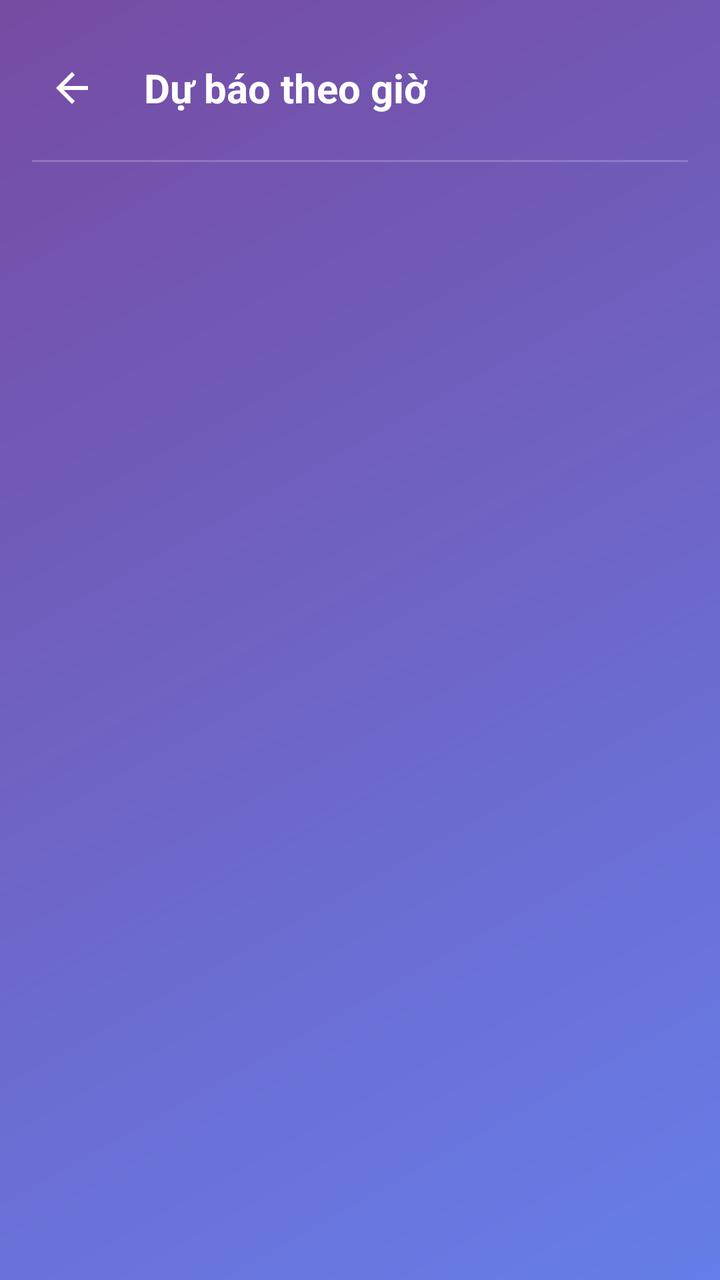
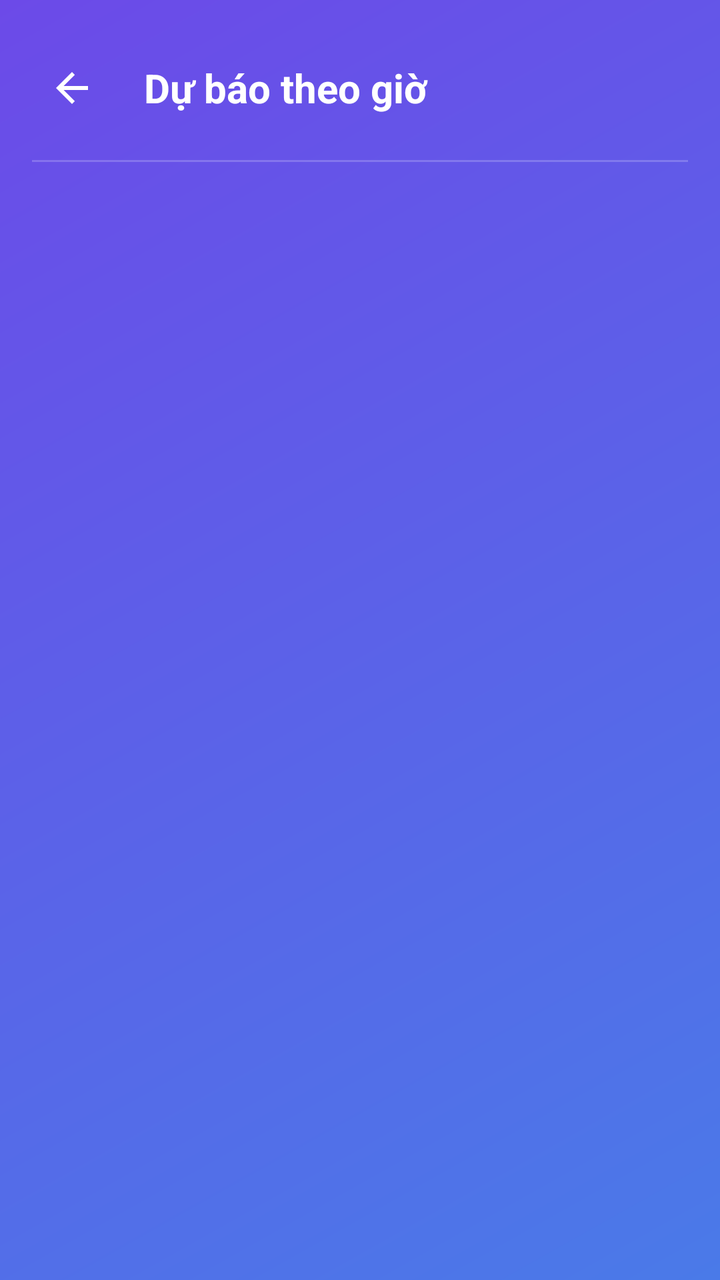

Before-and-after screenshots of an Android layout around one commit, followed by the original layout XML and the change that was made.
<!-- AndroidManifest.xml: application theme Theme.DuBaoThoiTiet -->
<!-- res/layout/activity_hourly_forecast.xml -->
<?xml version="1.0" encoding="utf-8"?>
<LinearLayout xmlns:android="http://schemas.android.com/apk/res/android"
    xmlns:app="http://schemas.android.com/apk/res-auto"
    android:layout_width="match_parent"
    android:layout_height="match_parent"
    android:orientation="vertical"
    android:background="@drawable/background_gradient"
    android:fitsSystemWindows="true">

    
    <LinearLayout
        android:layout_width="match_parent"
        android:layout_height="wrap_content"
        android:orientation="horizontal"
        android:padding="16dp"
        android:layout_marginTop="8dp"
        android:gravity="center_vertical">

        <ImageButton
            android:id="@+id/btnBack"
            android:layout_width="40dp"
            android:layout_height="40dp"
            android:background="?attr/selectableItemBackgroundBorderless"
            android:src="@drawable/ic_back"
            app:tint="@android:color/white" />

        <TextView
            android:id="@+id/titleText"
            android:layout_width="0dp"
            android:layout_height="wrap_content"
            android:layout_weight="1"
            android:text="Dự báo theo giờ"
            android:textColor="@android:color/white"
            android:textSize="20sp"
            android:textStyle="bold"
            android:paddingStart="16dp"
            android:paddingEnd="16dp" />
    </LinearLayout>

    
    <View
        android:layout_width="match_parent"
        android:layout_height="1dp"
        android:background="#33FFFFFF"
        android:layout_marginStart="16dp"
        android:layout_marginEnd="16dp" />

    
    <ScrollView
        android:layout_width="match_parent"
        android:layout_height="match_parent"
        android:padding="16dp">

        <LinearLayout
            android:id="@+id/hourlyContainer"
            android:layout_width="match_parent"
            android:layout_height="wrap_content"
            android:orientation="vertical" />
    </ScrollView>

</LinearLayout>
<!-- resources referenced by this layout -->
<resources>
  <!-- drawable background_gradient (drawable) -->
  <?xml version="1.0" encoding="utf-8"?>
  <shape xmlns:android="http://schemas.android.com/apk/res/android">
      <gradient
          android:angle="135"
          android:startColor="#667eea"
          android:endColor="#764ba2"
          android:type="linear" />
  </shape>
  <!-- drawable ic_back (drawable) -->
  <?xml version="1.0" encoding="utf-8"?>
  <vector xmlns:android="http://schemas.android.com/apk/res/android"
      android:width="24dp"
      android:height="24dp"
      android:viewportWidth="24"
      android:viewportHeight="24">
      <path
          android:fillColor="@android:color/white"
          android:pathData="M20,11H7.83l5.59,-5.59L12,4l-8,8 8,8 1.41,-1.41L7.83,13H20v-2z"/>
  </vector>
  <style name="Theme.DuBaoThoiTiet" parent="Base.Theme.DuBaoThoiTiet" />
  <style name="Base.Theme.DuBaoThoiTiet" parent="Theme.Material3.DayNight.NoActionBar">
          <item name="android:fitsSystemWindows">true</item>
      </style>
</resources>

<!-- the commit's change to res/layout/activity_hourly_forecast.xml (unified diff, before → after) -->
@@ -4,7 +4,7 @@
     android:layout_width="match_parent"
     android:layout_height="match_parent"
     android:orientation="vertical"
-    android:background="@drawable/background_gradient"
+    android:background="@drawable/gradient_background"
     android:fitsSystemWindows="true">
 
     
<!-- resource entries referenced after the edit -->
@@ -1,13 +1,13 @@
 <!-- resources referenced by this layout -->
 <resources>
-  <!-- drawable background_gradient (drawable) -->
+  <!-- drawable gradient_background (drawable) -->
   <?xml version="1.0" encoding="utf-8"?>
   <shape xmlns:android="http://schemas.android.com/apk/res/android">
       <gradient
           android:angle="135"
-          android:startColor="#667eea"
-          android:endColor="#764ba2"
-          android:type="linear" />
+          android:startColor="@color/gradientStart"
+          android:endColor="@color/gradientEnd"
+          android:type="linear"/>
   </shape>
   <!-- drawable ic_back (drawable) -->
   <?xml version="1.0" encoding="utf-8"?>
@@ -21,6 +21,8 @@
           android:pathData="M20,11H7.83l5.59,-5.59L12,4l-8,8 8,8 1.41,-1.41L7.83,13H20v-2z"/>
   </vector>
   <style name="Theme.DuBaoThoiTiet" parent="Base.Theme.DuBaoThoiTiet" />
+  <color name="gradientStart">#4A7AE8</color>
+  <color name="gradientEnd">#6C4AE8</color>
   <style name="Base.Theme.DuBaoThoiTiet" parent="Theme.Material3.DayNight.NoActionBar">
           <item name="android:fitsSystemWindows">true</item>
       </style>
